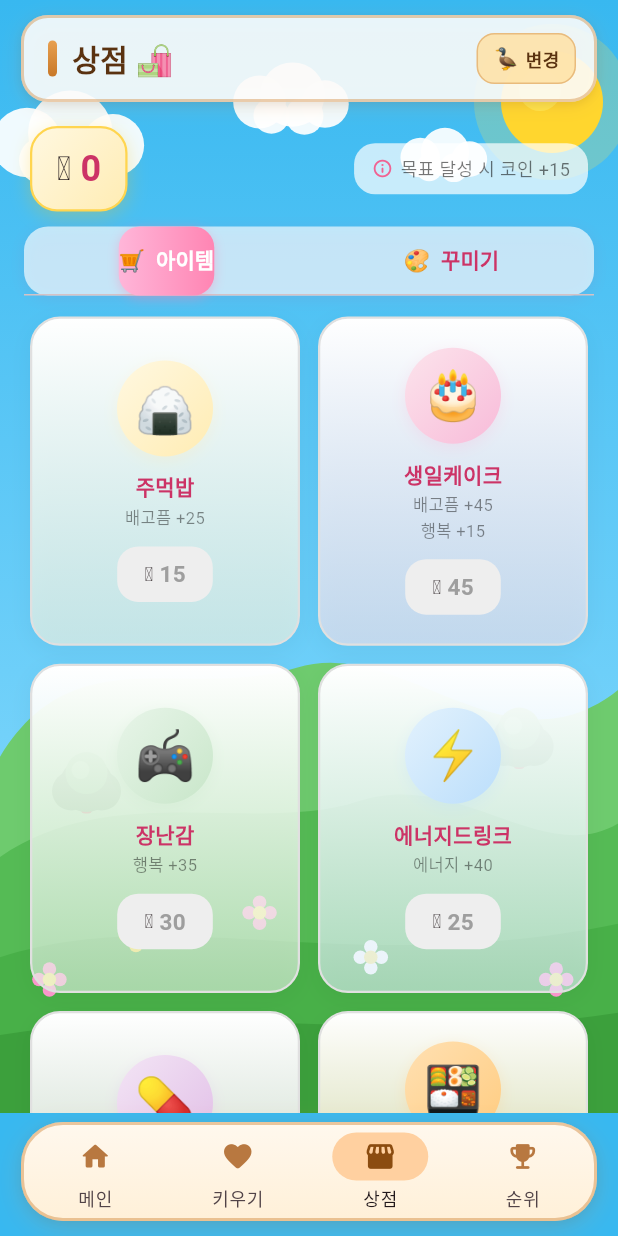
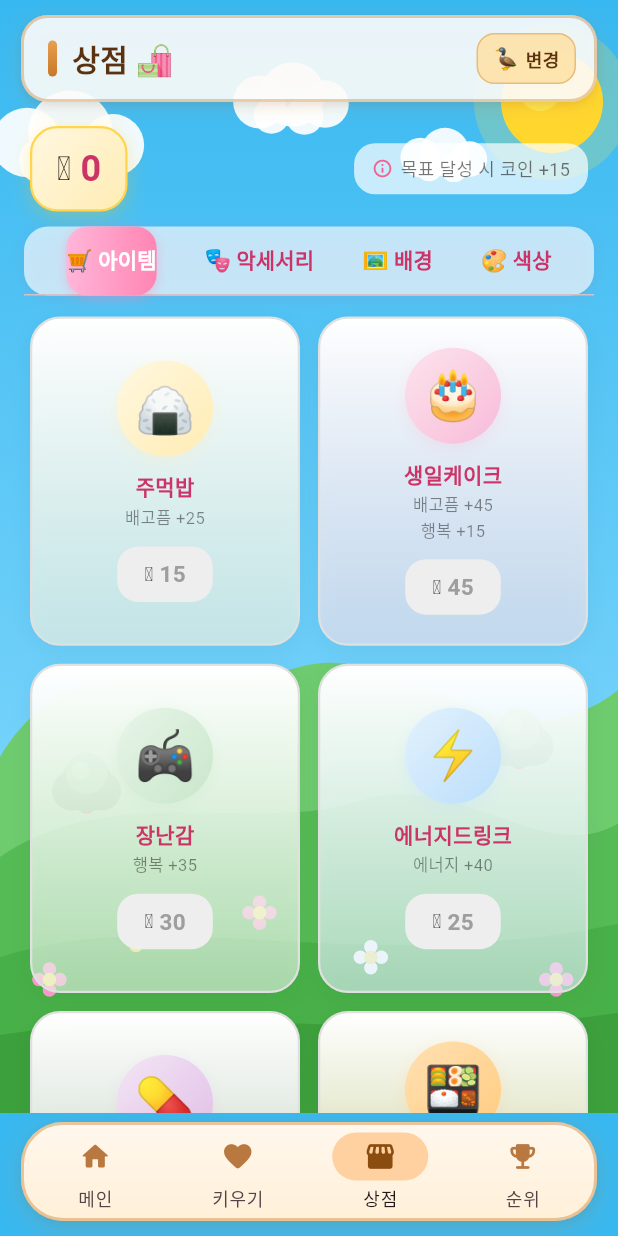
Before and after one commit to juhwan16/Damagochi, a Flutter app: the MainScreen screen opened directly, item 3 of the bottom bar chosen, on a phone screen of 412 x 824 dp. Run offline on Flutter 3.47's test engine with Material 3 defaults, Android fonts, the phone set to English and light mode, and no system bars; our stand-ins replace flutter_svg, shared_preferences; accounts and stored records are empty.

Commit message:
상점 꾸미기 탭을 악세서리/배경/색상 별도 페이지로 분리
Co-Authored-By: Claude Sonnet 4.6 <noreply@anthropic.com>

```diff
--- a/lib/shop_tab.dart
+++ b/lib/shop_tab.dart
@@ -97,7 +97,7 @@ class _ShopTabState extends State<ShopTab> with SingleTickerProviderStateMixin {
   @override
   void initState() {
     super.initState();
-    _tabController = TabController(length: 2, vsync: this);
+    _tabController = TabController(length: 4, vsync: this);
     _load();
   }
 
@@ -181,7 +181,12 @@ class _ShopTabState extends State<ShopTab> with SingleTickerProviderStateMixin {
       Expanded(
         child: TabBarView(
           controller: _tabController,
-          children: [_buildItemsTab(), _buildCustomizeTab()],
+          children: [
+            _buildItemsTab(),
+            _buildAccessoryPage(),
+            _buildThemePage(),
+            _buildColorPage(),
+          ],
         ),
       ),
     ]);
@@ -270,7 +275,14 @@ class _ShopTabState extends State<ShopTab> with SingleTickerProviderStateMixin {
           labelColor: Colors.white,
           unselectedLabelColor: const Color(0xFFCC3366),
           labelStyle: const TextStyle(fontWeight: FontWeight.bold, fontSize: 14),
-          tabs: const [Tab(text: '🛒  아이템'), Tab(text: '🎨  꾸미기')],
+          isScrollable: true,
+          tabAlignment: TabAlignment.center,
+          tabs: const [
+            Tab(text: '🛒 아이템'),
+            Tab(text: '🎭 악세서리'),
+            Tab(text: '🖼️ 배경'),
+            Tab(text: '🎨 색상'),
+          ],
         ),
       ),
     );
@@ -386,45 +398,25 @@ class _ShopTabState extends State<ShopTab> with SingleTickerProviderStateMixin {
     );
   }
 
-  Widget _buildCustomizeTab() {
+  Widget _buildAccessoryPage() {
     return SingleChildScrollView(
-      padding: const EdgeInsets.fromLTRB(20, 14, 20, 20),
-      child: Column(crossAxisAlignment: CrossAxisAlignment.start, children: [
-        _sectionTitle('🎭', '악세서리'),
-        const SizedBox(height: 10),
-        _buildAccessoryGrid(),
-        const SizedBox(height: 22),
-        _sectionTitle('🖼️', '배경 테마'),
-        const SizedBox(height: 10),
-        _buildThemeGrid(),
-        const SizedBox(height: 22),
-        _sectionTitle('🎨', '캐릭터 색상'),
-        const SizedBox(height: 10),
-        _buildColorGrid(),
-      ]),
+      padding: const EdgeInsets.fromLTRB(16, 14, 16, 20),
+      child: _buildAccessoryGrid(),
     );
   }
 
-  Widget _sectionTitle(String emoji, String label) {
-    return Row(children: [
-      Container(
-        width: 4, height: 20,
-        decoration: BoxDecoration(
-          gradient: const LinearGradient(
-            colors: [Color(0xFFFFB6D9), Color(0xFFD4AAFF)],
-            begin: Alignment.topCenter,
-            end: Alignment.bottomCenter,
-          ),
-          borderRadius: BorderRadius.circular(2),
-        ),
-      ),
-      const SizedBox(width: 8),
-      Text('$emoji $label',
-          style: const TextStyle(
-              fontSize: 16,
-              fontWeight: FontWeight.bold,
-              color: Color(0xFFCC3366))),
-    ]);
+  Widget _buildThemePage() {
+    return SingleChildScrollView(
+      padding: const EdgeInsets.fromLTRB(16, 14, 16, 20),
+      child: _buildThemeGrid(),
+    );
+  }
+
+  Widget _buildColorPage() {
+    return SingleChildScrollView(
+      padding: const EdgeInsets.fromLTRB(16, 14, 16, 20),
+      child: _buildColorGrid(),
+    );
   }
 
   Widget _buildAccessoryGrid() {
@@ -435,9 +427,9 @@ class _ShopTabState extends State<ShopTab> with SingleTickerProviderStateMixin {
       crossAxisCount: 3,
       shrinkWrap: true,
       physics: const NeverScrollableScrollPhysics(),
-      crossAxisSpacing: 10,
-      mainAxisSpacing: 10,
-      childAspectRatio: 0.85,
+      crossAxisSpacing: 12,
+      mainAxisSpacing: 12,
+      childAspectRatio: 0.92,
       children: [
         _customCard(
           child: const Column(
@@ -506,40 +498,40 @@ class _ShopTabState extends State<ShopTab> with SingleTickerProviderStateMixin {
     final equipped = _custom['theme'] as String? ?? 'default';
 
     return GridView.count(
-      crossAxisCount: 3,
+      crossAxisCount: 2,
       shrinkWrap: true,
       physics: const NeverScrollableScrollPhysics(),
-      crossAxisSpacing: 10,
-      mainAxisSpacing: 10,
-      childAspectRatio: 0.85,
+      crossAxisSpacing: 12,
+      mainAxisSpacing: 12,
+      childAspectRatio: 1.2,
       children: _themes.map((theme) {
         final isOwned = unlocked.contains(theme.id) || theme.cost == 0;
         final isEquipped = equipped == theme.id;
         return _customCard(
           child: Column(mainAxisAlignment: MainAxisAlignment.center, children: [
             Container(
-              width: 52,
-              height: 32,
+              width: 90,
+              height: 52,
               decoration: BoxDecoration(
                 gradient: LinearGradient(
                     colors: theme.colors,
                     begin: Alignment.topLeft,
                     end: Alignment.bottomRight),
-                borderRadius: BorderRadius.circular(10),
+                borderRadius: BorderRadius.circular(12),
                 border: Border.all(color: Colors.white70, width: 1.5),
                 boxShadow: [
                   BoxShadow(
                     color: theme.colors.last.withValues(alpha: 0.3),
-                    blurRadius: 6,
-                    offset: const Offset(0, 2),
+                    blurRadius: 8,
+                    offset: const Offset(0, 3),
                   ),
                 ],
               ),
             ),
-            const SizedBox(height: 6),
+            const SizedBox(height: 8),
             Text(theme.name,
                 style: const TextStyle(
-                    fontSize: 11,
+                    fontSize: 13,
                     fontWeight: FontWeight.bold,
                     color: Color(0xFFCC3366)),
                 textAlign: TextAlign.center),
@@ -565,35 +557,35 @@ class _ShopTabState extends State<ShopTab> with SingleTickerProviderStateMixin {
       crossAxisCount: 3,
       shrinkWrap: true,
       physics: const NeverScrollableScrollPhysics(),
-      crossAxisSpacing: 10,
-      mainAxisSpacing: 10,
-      childAspectRatio: 0.85,
+      crossAxisSpacing: 12,
+      mainAxisSpacing: 12,
+      childAspectRatio: 0.92,
       children: _colors.map((c) {
         final isOwned = unlocked.contains(c.id) || c.cost == 0;
         final isEquipped = equipped == c.id;
         return _customCard(
           child: Column(mainAxisAlignment: MainAxisAlignment.center, children: [
             Container(
-              width: 44,
-              height: 44,
+              width: 56,
+              height: 56,
               decoration: BoxDecoration(
                 color: c.color ?? const Color(0xFFFFD0E8),
                 shape: BoxShape.circle,
-                border: Border.all(color: Colors.white, width: 3),
+                border: Border.all(color: Colors.white, width: 4),
                 boxShadow: [
                   BoxShadow(
                     color: (c.color ?? const Color(0xFFFFD0E8))
-                        .withValues(alpha: 0.4),
-                    blurRadius: 8,
-                    offset: const Offset(0, 2),
+                        .withValues(alpha: 0.5),
+                    blurRadius: 10,
+                    offset: const Offset(0, 3),
                   ),
                 ],
               ),
             ),
-            const SizedBox(height: 6),
+            const SizedBox(height: 8),
             Text(c.name,
                 style: const TextStyle(
-                    fontSize: 11,
+                    fontSize: 12,
                     fontWeight: FontWeight.bold,
                     color: Color(0xFFCC3366)),
                 textAlign: TextAlign.center),
```
